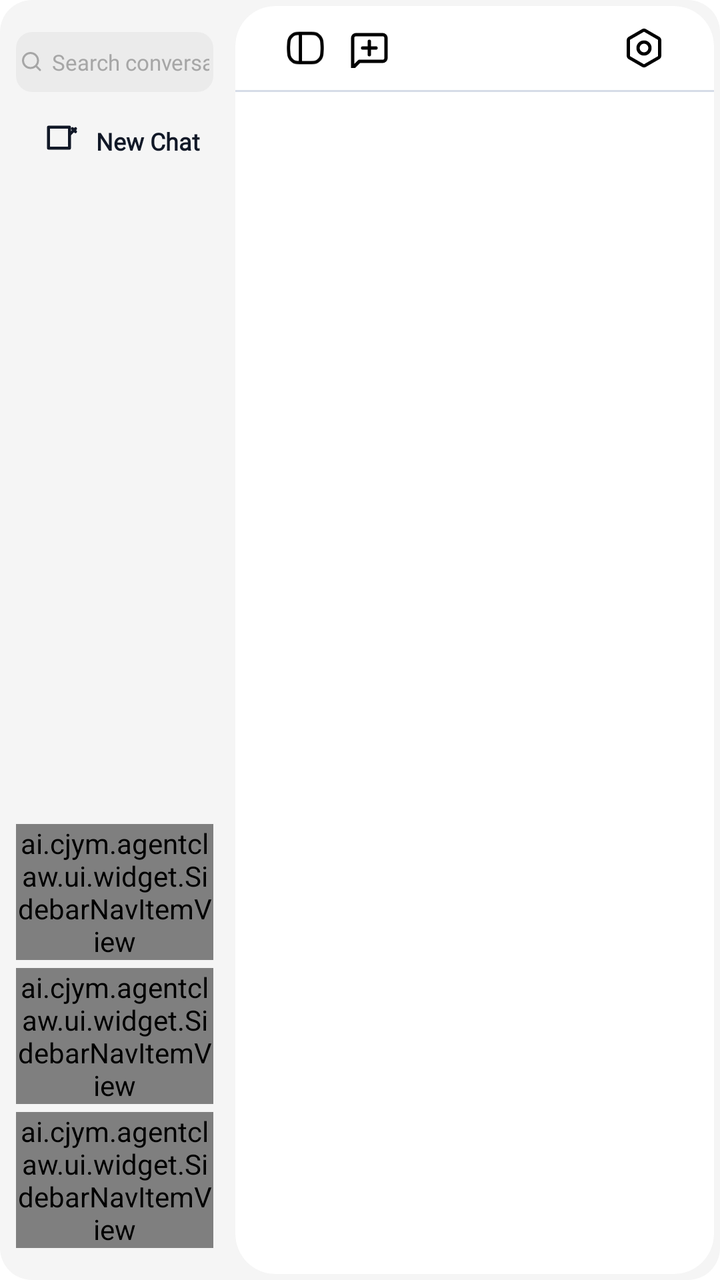
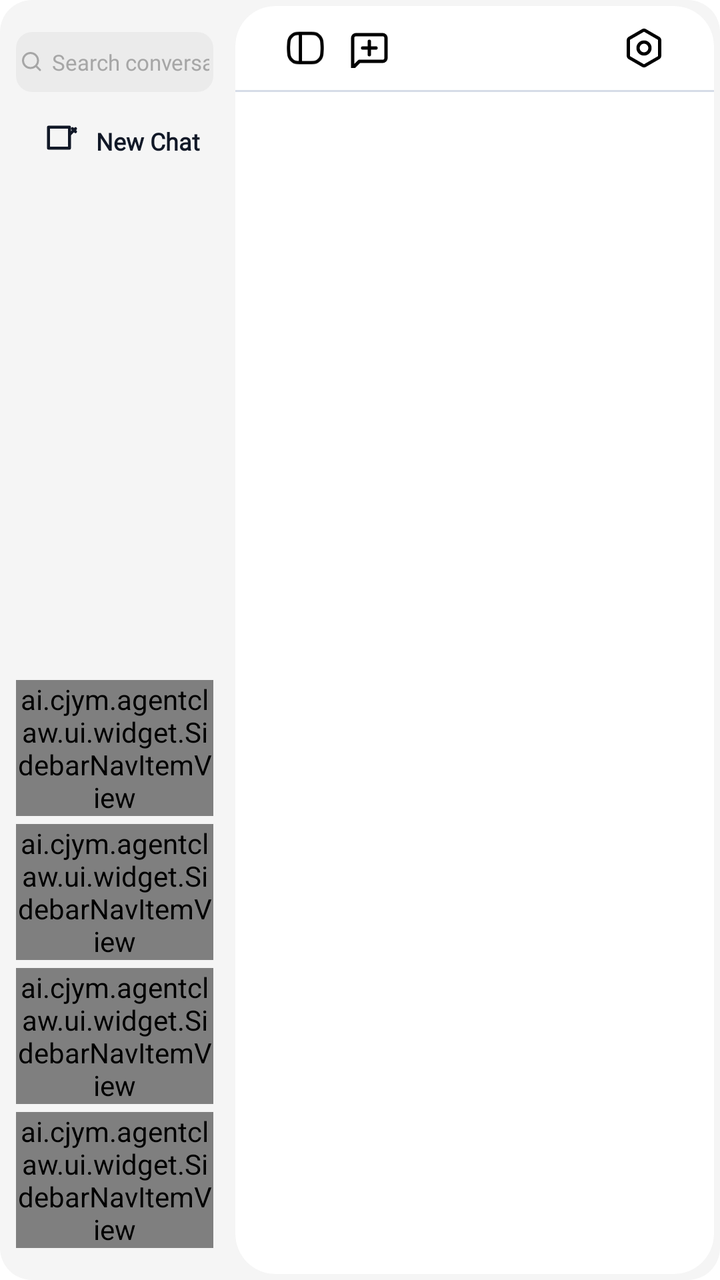

Two renders of the same Android screen: before a commit and after it. Below are the layout's source before the change and the commit's diff.
<!-- AndroidManifest.xml: application theme Theme.AgentClaw -->
<!-- res/layout/activity_shell.xml -->
<?xml version="1.0" encoding="utf-8"?>
<LinearLayout xmlns:android="http://schemas.android.com/apk/res/android"
    xmlns:app="http://schemas.android.com/apk/res-auto"
    android:id="@+id/shellRoot"
    android:layout_width="match_parent"
    android:layout_height="match_parent"
    android:background="@drawable/bg_shell_external"
    android:orientation="horizontal">

    <LinearLayout
        android:id="@+id/sidebarContainer"
        android:layout_width="0dp"
        android:layout_height="match_parent"
        android:layout_weight="1.2"
        android:orientation="vertical"
        android:paddingStart="8dp"
        android:paddingRight="8dp"
        android:paddingTop="16dp"
        android:paddingBottom="16dp">

        <TextView
            android:id="@+id/sidebarSearchInput"
            android:layout_width="match_parent"
            android:layout_height="30dp"
            android:background="@drawable/bg_shell_search_field"
            android:clickable="true"
            android:drawableStart="@drawable/ic_shell_search_small"
            android:drawablePadding="4dp"
            android:focusable="false"
            android:focusableInTouchMode="false"
            android:fontFamily="@font/misans_medium"
            android:gravity="center_vertical"
            android:hint="@string/shell_search_hint"
            android:importantForAutofill="no"
            android:inputType="text"
            android:maxLines="1"
            android:paddingStart="2dp"
            android:paddingEnd="2dp"
            android:textColor="@color/text_primary"
            android:textColorHint="@color/sidebar_muted"
            android:textSize="11sp" />

        <TextView
            android:id="@+id/newChatButton"
            android:layout_width="match_parent"
            android:layout_height="wrap_content"
            android:background="@drawable/bg_shell_session_item"
            android:clickable="true"
            android:drawableStart="@drawable/ic_new_chat"
            android:drawablePadding="8dp"
            android:focusable="true"
            android:fontFamily="@font/misans_medium"
            android:gravity="center_vertical"
            android:maxHeight="45dp"
            android:layout_marginTop="4dp"
            android:minHeight="37dp"
            android:paddingStart="14dp"
            android:paddingTop="4dp"
            android:paddingEnd="4dp"
            android:text="@string/chat_new"
            android:textColor="@color/text_primary"
            android:textSize="12sp"
            android:textStyle="bold"
            android:visibility="visible" />

        <TextView
            android:layout_width="wrap_content"
            android:layout_height="wrap_content"
            android:layout_marginTop="20dp"
            android:visibility="gone"
            android:fontFamily="@font/misans_medium"
            android:text="@string/chat_sessions"
            android:textColor="@color/sidebar_muted"
            android:textSize="12sp"
            android:textStyle="bold" />

        <FrameLayout
            android:layout_width="match_parent"
            android:layout_height="0dp"
            android:layout_weight="1">

            <androidx.recyclerview.widget.RecyclerView
                android:id="@+id/sidebarSessionsRecycler"
                android:layout_width="match_parent"
                android:layout_height="match_parent"
                android:clipToPadding="false"
                android:paddingBottom="16dp" />

            <LinearLayout
                android:id="@+id/sidebarEmptyView"
                android:layout_width="match_parent"
                android:layout_height="match_parent"
                android:gravity="center"
                android:orientation="vertical"
                android:paddingStart="24dp"
                android:paddingEnd="24dp"
                android:visibility="gone">

                <ImageView
                    android:layout_width="40dp"
                    android:layout_height="40dp"
                    android:contentDescription="@null"
                    android:src="@drawable/ic_shell_empty_history" />

                <TextView
                    android:layout_width="wrap_content"
                    android:layout_height="wrap_content"
                    android:layout_marginTop="2dp"
                    android:fontFamily="@font/misans_medium"
                    android:gravity="center"
                    android:text="@string/shell_session_empty"
                    android:textColor="@color/sidebar_muted"
                    android:textSize="10sp" />
            </LinearLayout>
        </FrameLayout>

        <LinearLayout
            android:layout_width="match_parent"
            android:layout_height="wrap_content"
            android:gravity="bottom"
            android:orientation="vertical">

            <ai.cjym.agentclaw.ui.widget.SidebarNavItemView
                android:id="@+id/navIdeas"
                android:layout_width="match_parent"
                android:layout_height="wrap_content"
                app:navIcon="@drawable/ic_shell_ideas"
                app:navIconTint="@color/black"
                app:navText="@string/ideas_title"
                app:navSubtitle="@string/nav_ideas_subtitle" />

            <ai.cjym.agentclaw.ui.widget.SidebarNavItemView
                android:id="@+id/navAgentclawDocs"
                android:layout_width="match_parent"
                android:layout_height="wrap_content"
                android:layout_marginTop="4dp"
                app:navIcon="@mipmap/file"
                app:navIconTint="@color/black"
                app:navText="@string/agentclaw_docs_title"
                app:navSubtitle="@string/agentclaw_docs_subtitle" />









            <ai.cjym.agentclaw.ui.widget.SidebarNavItemView
                android:id="@+id/navSetting"
                android:layout_width="match_parent"
                android:layout_height="wrap_content"
                android:layout_marginTop="4dp"
                app:navIcon="@drawable/ic_shell_setting"
                app:navIconTint="@color/black"
                app:navText="@string/settings_title"
                app:navSubtitle="@string/nav_settings_subtitle" />
        </LinearLayout>
    </LinearLayout>


    <FrameLayout
        android:layout_width="0dp"
        android:layout_height="match_parent"
        android:layout_weight="2.5"
        android:layout_margin="3dp">

        <LinearLayout
            android:clipToOutline="true"
            android:layout_width="match_parent"
            android:layout_height="match_parent"
            android:background="@drawable/bg_chat_screen_surface"
            android:orientation="vertical">

            <LinearLayout
                android:id="@+id/chatHeader"
                android:layout_width="match_parent"
                android:layout_height="wrap_content"
                android:layout_marginHorizontal="18dp"
                android:layout_marginVertical="4dp"
                android:gravity="center_vertical"
                android:orientation="horizontal">

                <ImageButton
                    android:id="@+id/sidebarButton"
                    android:layout_width="34dp"
                    android:layout_height="34dp"
                    android:padding="4dp"
                    android:background="@drawable/bg_chat_icon_button"
                    android:contentDescription="@string/shell_open_sidebar"
                    android:scaleType="fitCenter"
                    android:src="@drawable/ic_chat_sidebar"
                    app:tint="@color/black" />

                <ImageButton
                    android:id="@+id/newConversationButton"
                    android:layout_width="30dp"
                    android:layout_height="30dp"
                    android:padding="5dp"
                    android:background="@drawable/bg_chat_icon_button"
                    android:contentDescription="@string/chat_new"
                    android:scaleType="fitCenter"
                    android:src="@drawable/ic_plus_bubble"
                    app:tint="@color/black" />

                <Space
                    android:layout_width="0dp"
                    android:layout_height="1dp"
                    android:layout_weight="1" />

                <ImageButton
                    android:id="@+id/headerSettingButton"
                    android:layout_width="34dp"
                    android:layout_height="34dp"
                    android:background="@drawable/bg_chat_icon_button"
                    android:contentDescription="@string/settings_title"
                    android:padding="4dp"
                    android:scaleType="fitCenter"
                    android:src="@drawable/ic_shell_setting"
                    app:tint="@color/black" />

                <LinearLayout
                    android:id="@+id/usageChip"
                    android:layout_width="wrap_content"
                    android:layout_height="40dp"
                    android:gravity="center_vertical"
                    android:orientation="horizontal"
                    android:paddingStart="12dp"
                    android:paddingEnd="14dp"
                    android:visibility="gone">

                    <ImageView
                        android:layout_width="24dp"
                        android:layout_height="24dp"
                        android:contentDescription="@null"
                        android:src="@drawable/ic_chat_data"
                        app:tint="@color/gray" />

                    <TextView
                        android:id="@+id/usageText"
                        android:layout_width="wrap_content"
                        android:layout_height="wrap_content"
                        android:layout_marginStart="8dp"
                        android:text="@string/chat_usage_hint"
                        android:textColor="@color/text_secondary"
                        android:textSize="13sp" />
                </LinearLayout>
            </LinearLayout>

            <View
                android:layout_width="match_parent"
                android:layout_height="1dp"
                android:background="@color/stroke_soft" />

            <androidx.fragment.app.FragmentContainerView
                android:id="@+id/shellFragmentContainer"
                android:layout_width="match_parent"
                android:layout_height="0dp"
                android:layout_weight="1" />









        </LinearLayout>

        <LinearLayout
            android:id="@+id/shellTopNotice"
            android:layout_width="wrap_content"
            android:layout_height="wrap_content"
            android:layout_gravity="top|center_horizontal"
            android:layout_marginTop="20dp"
            android:background="@drawable/bg_shell_top_notice"
            android:elevation="18dp"
            android:gravity="center"
            android:orientation="horizontal"
            android:paddingStart="20dp"
            android:paddingTop="10dp"
            android:paddingEnd="20dp"
            android:paddingBottom="10dp"
            android:visibility="gone">

            <ImageView
                android:layout_width="20dp"
                android:layout_height="20dp"
                android:contentDescription="@null"
                android:src="@drawable/ic_shell_notice_warning" />

            <TextView
                android:layout_width="wrap_content"
                android:layout_height="wrap_content"
                android:layout_marginStart="12dp"
                android:fontFamily="@font/misans_medium"
                android:gravity="center"
                android:includeFontPadding="false"
                android:maxLines="1"
                android:text="@string/shell_top_notice_no_network"
                android:textColor="@color/black"
                android:textSize="16sp" />
        </LinearLayout>
    </FrameLayout>
</LinearLayout>
<!-- resources referenced by this layout -->
<resources>
  <color name="black">#FF000000</color>
  <color name="gray">#8C8C8C</color>
  <color name="sidebar_muted">#A6A6A6</color>
  <color name="stroke_soft">#D6DCE7</color>
  <color name="text_primary">#111827</color>
  <color name="text_secondary">#6B7280</color>
  <!-- drawable bg_chat_screen_surface (drawable) -->
  <?xml version="1.0" encoding="utf-8"?>
  <shape xmlns:android="http://schemas.android.com/apk/res/android">
      <solid android:color="@color/surface_card" />
      <corners android:radius="20dp" />
  </shape>
  <!-- drawable bg_shell_external (drawable) -->
  <?xml version="1.0" encoding="utf-8"?>
  <shape xmlns:android="http://schemas.android.com/apk/res/android"
      android:shape="rectangle">
      <corners android:radius="16dp" />
      <solid android:color="@color/surface_primary" />
  
  </shape>
  <!-- drawable bg_shell_search_field (drawable) -->
  <?xml version="1.0" encoding="utf-8"?>
  <shape xmlns:android="http://schemas.android.com/apk/res/android">
      <solid android:color="@color/sidebar_chip" />
      <corners android:radius="8dp" />
  </shape>
  <!-- drawable bg_shell_top_notice (drawable) -->
  <?xml version="1.0" encoding="utf-8"?>
  <shape xmlns:android="http://schemas.android.com/apk/res/android"
      android:shape="rectangle">
      <solid android:color="@color/white" />
      <corners android:radius="16dp" />
      <stroke
          android:width="1dp"
          android:color="#29000000" />
  </shape>
  <string name="agentclaw_docs_subtitle">文件与分享</string>
  <string name="agentclaw_docs_title">claw docs</string>
  <string name="chat_new">New Chat</string>
  <string name="chat_sessions">Conversations</string>
  <string name="chat_usage_hint">Used %1$s, %2$s%% remaining</string>
  <string name="ideas_title">Ideas</string>
  <string name="nav_ideas_subtitle">提示词模板</string>
  <string name="nav_settings_subtitle">技能和关于</string>
  <string name="settings_title">Settings</string>
  <string name="shell_open_sidebar">Open sidebar</string>
  <string name="shell_search_hint">Search conversations</string>
  <string name="shell_session_empty">No history dialogues available</string>
  <string name="shell_top_notice_no_network">无网络，请检查连接</string>
  <style name="Theme.AgentClaw" parent="Base.Theme.AgentClaw" />
  <color name="sidebar_selected">#04000000</color>
  <color name="surface_card">#FFFFFFFF</color>
  <color name="surface_primary">#F5F5F5</color>
  <color name="sidebar_chip">#0A000000</color>
  <color name="black_alpha_4">#0A000000</color>
  <color name="white">#FFFFFFFF</color>
  <color name="brand_primary">#3978F3</color>
  <!-- unchanged entries left out for length: 13 -->
</resources>

<!-- the commit's change to res/layout/activity_shell.xml (unified diff, before → after) -->
@@ -139,6 +139,16 @@
                 app:navText="@string/agentclaw_docs_title"
                 app:navSubtitle="@string/agentclaw_docs_subtitle" />
 
+            <ai.cjym.agentclaw.ui.widget.SidebarNavItemView
+                android:id="@+id/navLogin"
+                android:layout_width="match_parent"
+                android:layout_height="wrap_content"
+                android:layout_marginTop="4dp"
+                app:navIcon="@drawable/ic_shell_login"
+                app:navIconTint="@color/black"
+                app:navText="@string/login_title"
+                app:navSubtitle="@string/nav_login_subtitle" />
+
 
 
 
<!-- resource entries referenced after the edit -->
@@ -36,13 +36,43 @@
           android:width="1dp"
           android:color="#29000000" />
   </shape>
+  <!-- drawable ic_shell_login (drawable) -->
+  <?xml version="1.0" encoding="utf-8"?>
+  <vector xmlns:android="http://schemas.android.com/apk/res/android"
+      android:width="24dp"
+      android:height="24dp"
+      android:viewportWidth="24"
+      android:viewportHeight="24">
+      <path
+          android:fillColor="@android:color/transparent"
+          android:pathData="M15,3H6.5C5.12,3 4,4.12 4,5.5V18.5C4,19.88 5.12,21 6.5,21H15"
+          android:strokeColor="#FF000000"
+          android:strokeLineCap="round"
+          android:strokeLineJoin="round"
+          android:strokeWidth="2" />
+      <path
+          android:fillColor="@android:color/transparent"
+          android:pathData="M10,12H20"
+          android:strokeColor="#FF000000"
+          android:strokeLineCap="round"
+          android:strokeWidth="2" />
+      <path
+          android:fillColor="@android:color/transparent"
+          android:pathData="M16,8L20,12L16,16"
+          android:strokeColor="#FF000000"
+          android:strokeLineCap="round"
+          android:strokeLineJoin="round"
+          android:strokeWidth="2" />
+  </vector>
   <string name="agentclaw_docs_subtitle">文件与分享</string>
   <string name="agentclaw_docs_title">claw docs</string>
   <string name="chat_new">New Chat</string>
   <string name="chat_sessions">Conversations</string>
   <string name="chat_usage_hint">Used %1$s, %2$s%% remaining</string>
   <string name="ideas_title">Ideas</string>
+  <string name="login_title">登录</string>
   <string name="nav_ideas_subtitle">提示词模板</string>
+  <string name="nav_login_subtitle">登录解锁</string>
   <string name="nav_settings_subtitle">技能和关于</string>
   <string name="settings_title">Settings</string>
   <string name="shell_open_sidebar">Open sidebar</string>
